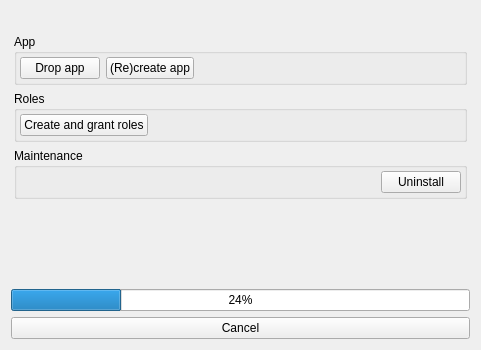
Old version of the form oqtopus/ui/module_widget.ui in the repository opengisch/oqtopus.
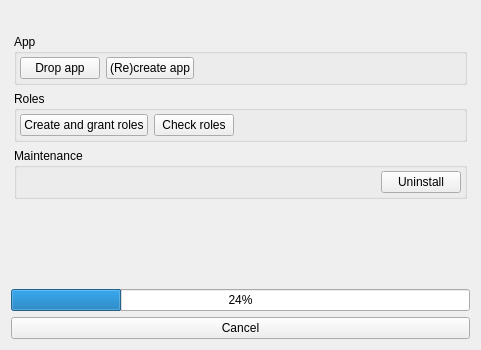
New version of the form. The open tabs and pages were chosen to show the change.

Commit message: if specific role is checkec but suffix is not given, disable ok buttons

```diff
--- a/oqtopus/ui/module_widget.ui
+++ b/oqtopus/ui/module_widget.ui
@@ -262,6 +262,13 @@
             </property>
            </widget>
           </item>
+          <item>
+           <widget class="QPushButton" name="moduleInfo_check_roles_pushButton">
+            <property name="text">
+             <string>Check roles</string>
+            </property>
+           </widget>
+          </item>
           <item>
            <spacer name="maintain_roles_spacer">
             <property name="orientation">
```
The commit also changes 3 other files.
